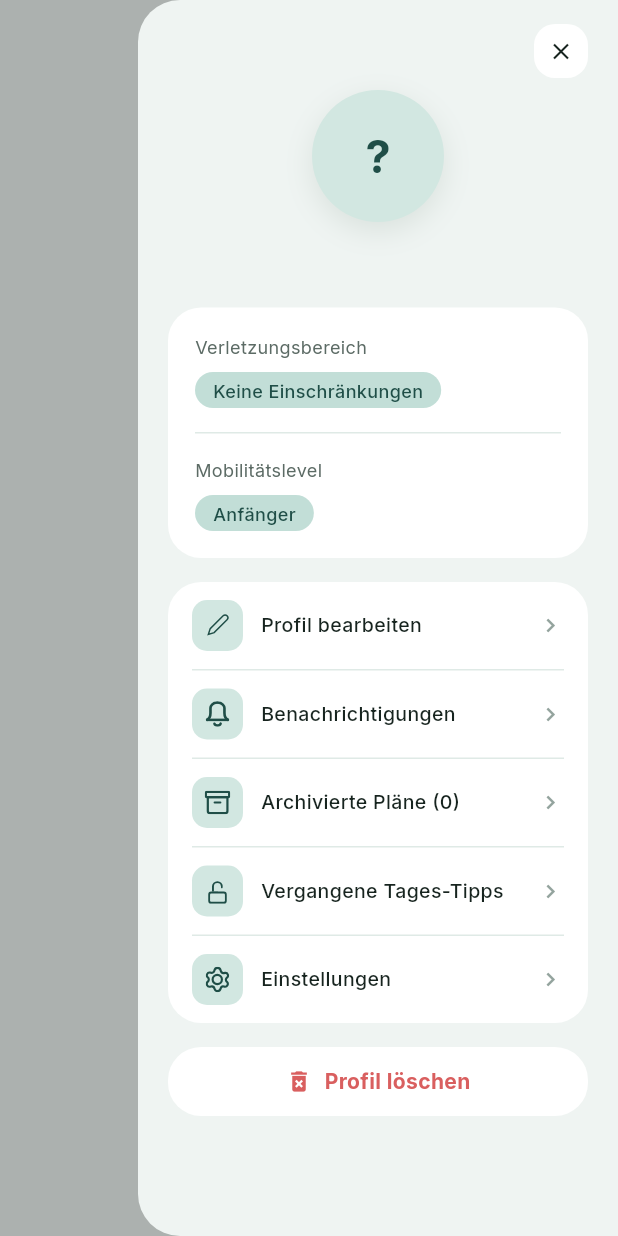
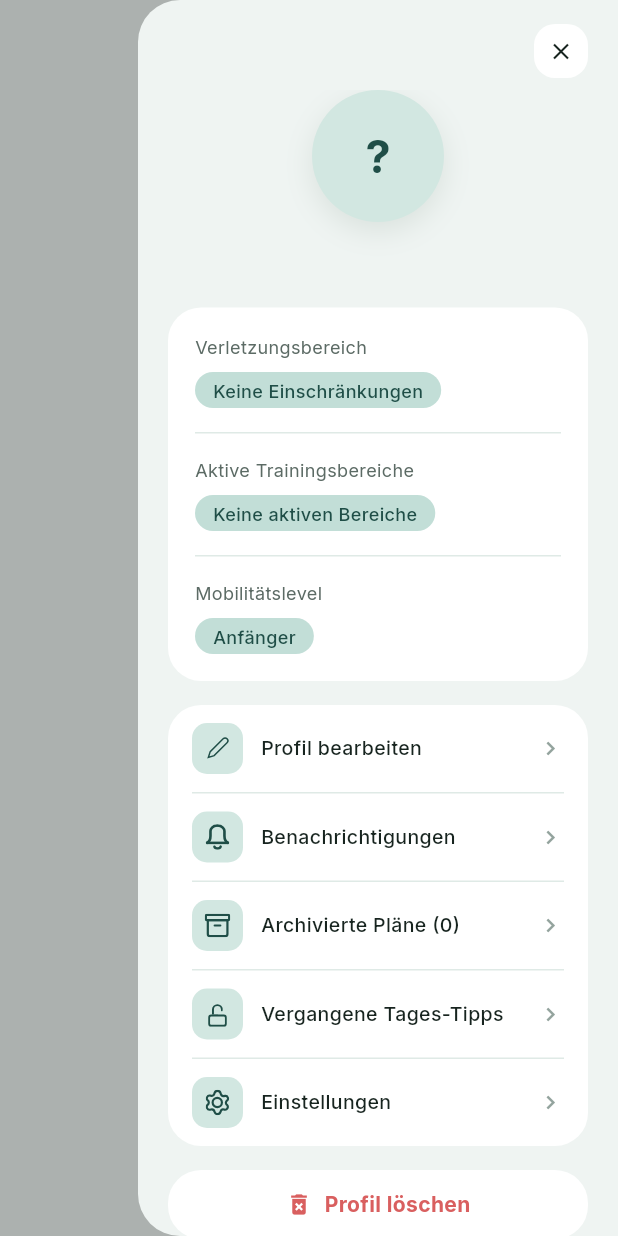
Before and after one commit to ljunruh/rehab, a Flutter app: the ProfileDrawer widget shown alone on an empty page, opened directly with empty values, on a phone screen of 412 x 824 dp. Run offline on Flutter 3.47's test engine with Material 3 defaults, Android fonts, the phone set to English and light mode, and no system bars; our stand-ins replace flutter_svg, google_fonts, isar, video_player; missing offline and left inert: fvp; accounts and stored records are empty; generated files the repository leaves out were written again.

Commit message:
Anzeige: Aktive Trainingsbereiche
Anzeige von den aktiven Trainingsbereiche

```diff
--- a/ui_ux/app_prototype/lib/features/profile/profile_drawer.dart
+++ b/ui_ux/app_prototype/lib/features/profile/profile_drawer.dart
@@ -3,6 +3,8 @@ import 'package:flutter_svg/flutter_svg.dart';
 import 'package:provider/provider.dart';
 import '../../core/theme/app_theme.dart';
 import '../../core/widgets/widgets.dart';
+import '../../data/enum/body_part.dart';
+import '../../data/provider/plan_provider.dart';
 import '../../state/ui_state.dart';
 import 'mobility_level_sheet.dart';
 import 'notifications_sheet.dart';
@@ -134,7 +136,7 @@ class _ProfileDrawerState extends State<ProfileDrawer>
                         child: ListView(
                           padding: const EdgeInsets.fromLTRB(20, 0, 20, 24),
                           children: [
-                            // ── Profil-Kopf: Echte Daten statt Mock-Daten ──
+                            // ── Profil-Kopf
                             Center(
                               child: Column(
                                 children: [
@@ -168,7 +170,8 @@ class _ProfileDrawerState extends State<ProfileDrawer>
                             ),
                             const SizedBox(height: AppSpacing.lg),
 
-                            // ── Info-Karte: Trainingsbereiche + Mobilität ──
+                            // ── Info-Karte: Constrains + Aktive Trainingsbereiche + Mobilität ──
+                            // 1. Constrains
                             AppCard(
                               child: Column(
                                 crossAxisAlignment: CrossAxisAlignment.start,
@@ -190,6 +193,34 @@ class _ProfileDrawerState extends State<ProfileDrawer>
                                           ),
                                     ],
                                   ),
+                                  const SizedBox(height: AppSpacing.base),
+                                  const Divider(color: AppColors.beige, height: 1),
+                                  const SizedBox(height: AppSpacing.base),
+
+                                  // 2. Aktive Trainingsbereiche
+                                  Text('Aktive Trainingsbereiche', style: AppText.caption),
+                                  const SizedBox(height: AppSpacing.sm),
+                                  Consumer<PlanProvider>(
+                                    builder: (context, planProvider, child) {
+                                      final activeRegions = planProvider.activeRegions;
+
+                                      return Wrap(
+                                        spacing: AppSpacing.sm,
+                                        runSpacing: AppSpacing.sm,
+                                        children: [
+                                          if (activeRegions.isEmpty)
+                                            const AppTag('Keine aktiven Bereiche', variant: TagVariant.goal)
+                                          else
+                                            for (final region in activeRegions)
+                                              AppTag(
+                                                region.label,
+                                                variant: TagVariant.goal,
+                                              ),
+                                        ],
+                                      );
+                                    },
+                                  ),
+                                  // 3. Mobilitätslevel
                                   const SizedBox(height: AppSpacing.base),
                                   const Divider(
                                       color: AppColors.beige, height: 1),
```
